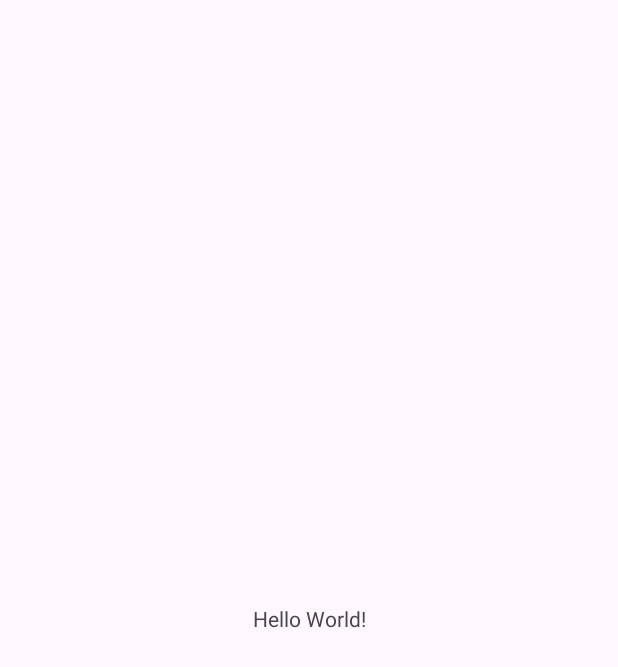
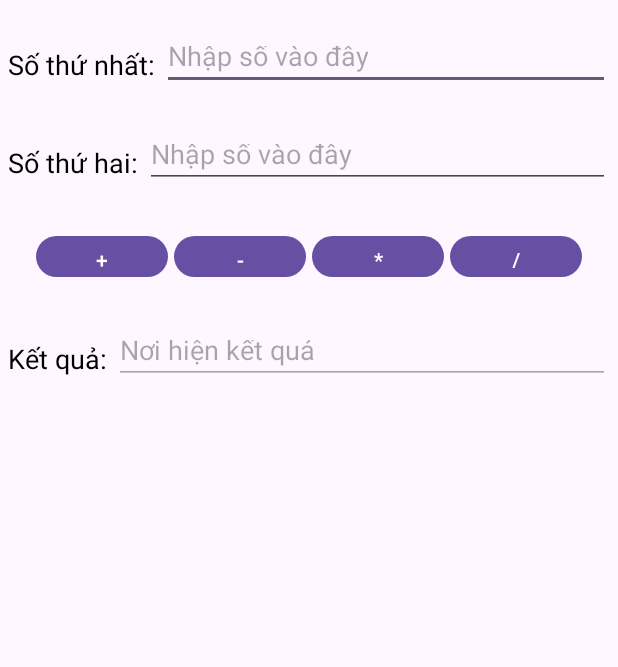
Before and after one commit to NhatTrung16/64123765-AndroidProgramming, an Android app: the screen it shows after launch (MainActivity), on a phone screen of 412 x 824 dp. Before the commit the part shown is almost empty. Shown: the top 667 px of the screen. Run offline under Robolectric (Android 15) with nearby library versions, the phone set to English and light mode, and no system bars.

Commit message:
Thiết kế màn hình app với LinearLayout

```diff
--- a/CalculatorAppJV/app/src/main/res/layout/activity_main.xml
+++ b/CalculatorAppJV/app/src/main/res/layout/activity_main.xml
@@ -1,19 +1,101 @@
 <?xml version="1.0" encoding="utf-8"?>
-<androidx.constraintlayout.widget.ConstraintLayout xmlns:android="http://schemas.android.com/apk/res/android"
+<LinearLayout xmlns:android="http://schemas.android.com/apk/res/android"
     xmlns:app="http://schemas.android.com/apk/res-auto"
     xmlns:tools="http://schemas.android.com/tools"
     android:id="@+id/main"
     android:layout_width="match_parent"
     android:layout_height="match_parent"
-    tools:context=".MainActivity">
+    android:orientation="vertical"
+    tools:context=".MainActivity" >
 
-    <TextView
-        android:layout_width="wrap_content"
-        android:layout_height="wrap_content"
-        android:text="Hello World!"
-        app:layout_constraintBottom_toBottomOf="parent"
-        app:layout_constraintEnd_toEndOf="parent"
-        app:layout_constraintStart_toStartOf="parent"
-        app:layout_constraintTop_toTopOf="parent" />
+    <LinearLayout
+        android:layout_width="match_parent"
+        android:padding="5dp"
+        android:orientation="horizontal"
+        android:layout_marginTop="15dp"
+        android:layout_height="50dp">
+        <TextView
+            android:layout_width="wrap_content"
+            android:layout_height="wrap_content"
+            android:text="Số thứ nhất: "
+            android:textSize="18sp"
+            android:textColor="@color/black"/>
+        <EditText
+            android:id="@+id/edtSo1"
+            android:layout_width="match_parent"
+            android:layout_height="match_parent"
+            android:hint="Nhập số vào đây"/>
+    </LinearLayout>
 
-</androidx.constraintlayout.widget.ConstraintLayout>
+    <LinearLayout
+        android:layout_width="match_parent"
+        android:padding="5dp"
+        android:orientation="horizontal"
+        android:layout_marginTop="15dp"
+        android:layout_height="50dp">
+        <TextView
+            android:layout_width="wrap_content"
+            android:layout_height="wrap_content"
+            android:text="Số thứ hai: "
+            android:textSize="18sp"
+            android:textColor="@color/black"/>
+        <EditText
+            android:id="@+id/edtSo2"
+            android:layout_width="match_parent"
+            android:layout_height="match_parent"
+            android:hint="Nhập số vào đây"/>
+    </LinearLayout>
+
+    <LinearLayout
+        android:layout_width="match_parent"
+        android:padding="5dp"
+        android:orientation="horizontal"
+        android:layout_marginTop="15dp"
+        android:gravity="center_horizontal"
+        android:layout_height="50dp">
+        <Button
+            android:id="@+id/btnCong"
+            android:layout_margin="2dp"
+            android:layout_width="wrap_content"
+            android:layout_height="wrap_content"
+            android:text="+"/>
+        <Button
+            android:id="@+id/btnTru"
+            android:layout_margin="2dp"
+            android:layout_width="wrap_content"
+            android:layout_height="wrap_content"
+            android:text="-"/>
+        <Button
+            android:id="@+id/btnNhan"
+            android:layout_margin="2dp"
+            android:layout_width="wrap_content"
+            android:layout_height="wrap_content"
+            android:text="*"/>
+        <Button
+            android:id="@+id/btnChia"
+            android:layout_margin="2dp"
+            android:layout_width="wrap_content"
+            android:layout_height="wrap_content"
+            android:text="/"/>
+    </LinearLayout>
+
+    <LinearLayout
+        android:layout_width="match_parent"
+        android:padding="5dp"
+        android:orientation="horizontal"
+        android:layout_marginTop="15dp"
+        android:layout_height="50dp">
+        <TextView
+            android:layout_width="wrap_content"
+            android:layout_height="wrap_content"
+            android:text="Kết quả: "
+            android:textSize="18sp"
+            android:textColor="@color/black"/>
+        <EditText
+            android:id="@+id/edtKQ"
+            android:layout_width="match_parent"
+            android:layout_height="match_parent"
+            android:enabled="false"
+            android:hint="Nơi hiện kết quả"/>
+    </LinearLayout>
+</LinearLayout>
```
